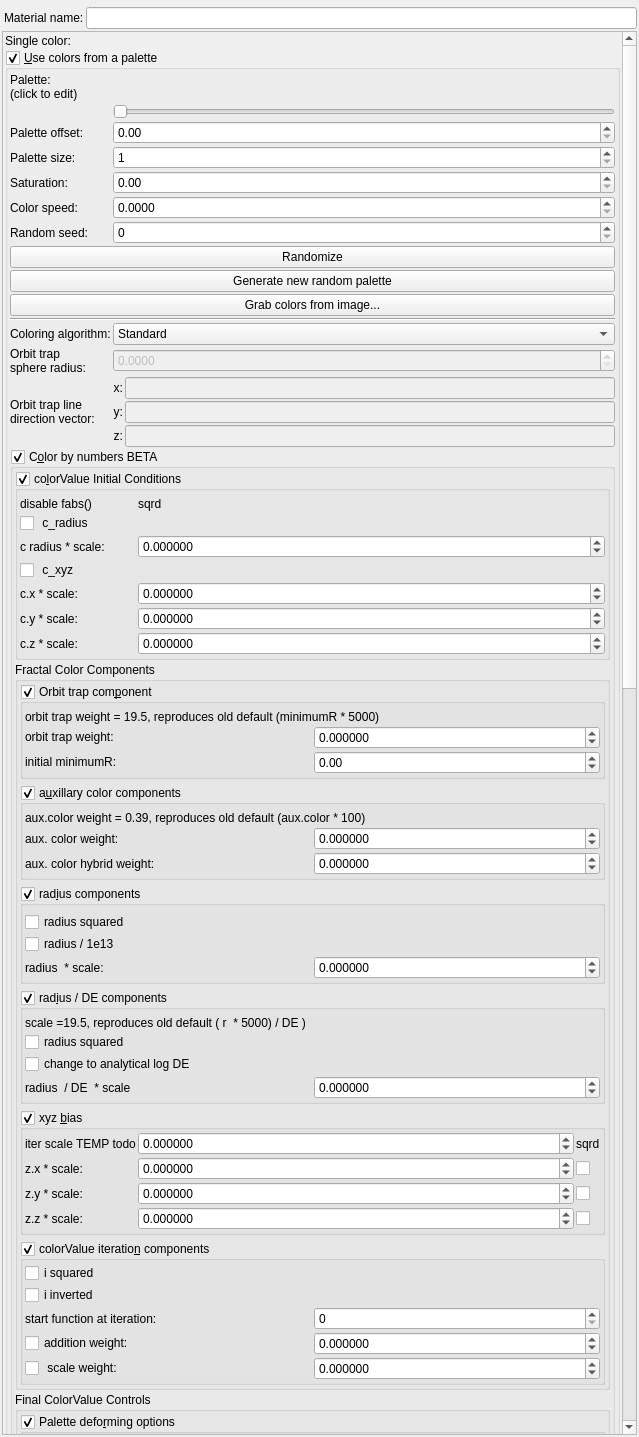
This is mandelbulber2/qt/material_editor.ui in buddhi1980/mandelbulber2 as Qt 5 draws it before an edit. The edited form follows.
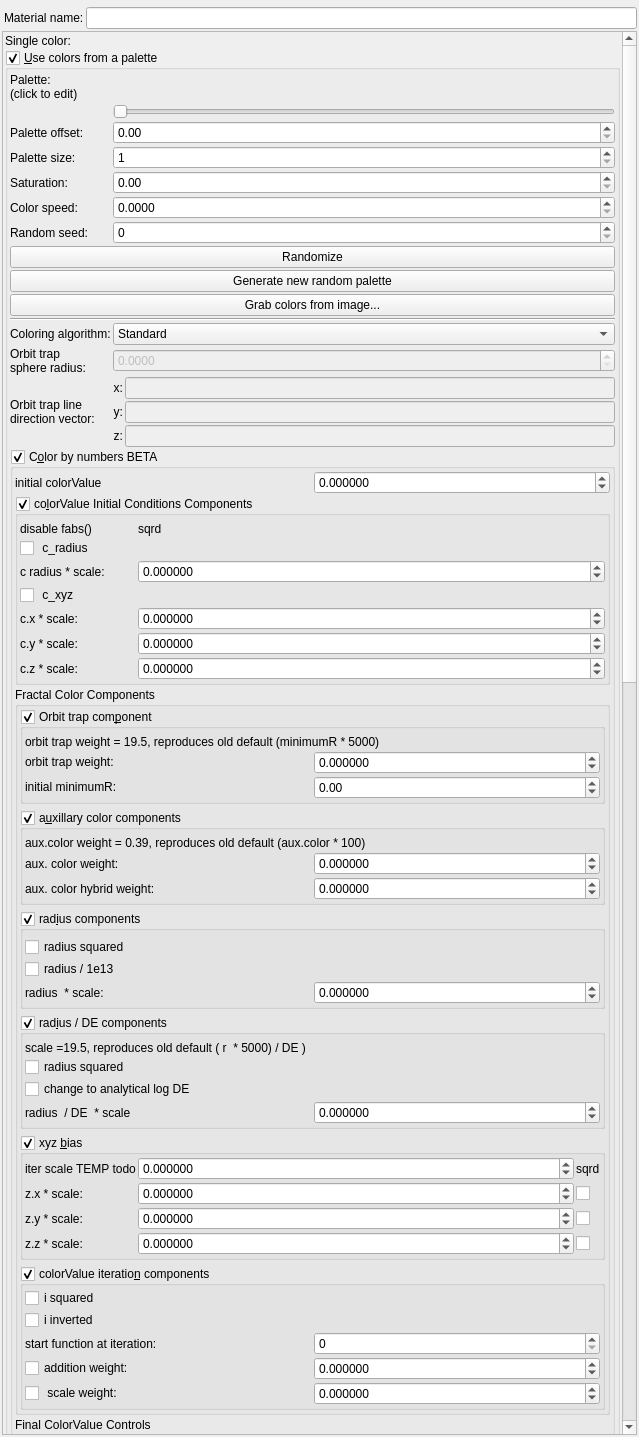
This is the edited form. Icons and pictures are not drawn. Custom widgets are drawn as their Qt base class.

```diff
--- a/mandelbulber2/qt/material_editor.ui
+++ b/mandelbulber2/qt/material_editor.ui
@@ -81,9 +81,9 @@
       <property name="geometry">
        <rect>
         <x>0</x>
-        <y>-1020</y>
+        <y>-382</y>
         <width>619</width>
-        <height>3441</height>
+        <height>3471</height>
        </rect>
       </property>
       <layout class="QVBoxLayout" name="verticalLayout_2">
@@ -635,7 +635,7 @@
             <property name="checkable">
              <bool>true</bool>
             </property>
-            <layout class="QVBoxLayout" name="verticalLayout_29" stretch="0,0,0">
+            <layout class="QVBoxLayout" name="verticalLayout_29" stretch="0,0,0,0">
              <property name="spacing">
               <number>2</number>
              </property>
@@ -651,13 +651,52 @@
              <property name="bottomMargin">
               <number>2</number>
              </property>
+             <item>
+              <layout class="QGridLayout" name="gridLayout">
+               <item row="0" column="1">
+                <widget class="MyDoubleSpinBox" name="spinbox_fractal_coloring_initial_color_value">
+                 <property name="sizePolicy">
+                  <sizepolicy hsizetype="Minimum" vsizetype="Maximum">
+                   <horstretch>0</horstretch>
+                   <verstretch>0</verstretch>
+                  </sizepolicy>
+                 </property>
+                 <property name="prefix">
+                  <string/>
+                 </property>
+                 <property name="suffix">
+                  <string/>
+                 </property>
+                 <property name="decimals">
+                  <number>6</number>
+                 </property>
+                 <property name="minimum">
+                  <double>-9999.999900000000707</double>
+                 </property>
+                 <property name="maximum">
+                  <double>9999.999900000000707</double>
+                 </property>
+                 <property name="singleStep">
+                  <double>0.100000000000000</double>
+                 </property>
+                </widget>
+               </item>
+               <item row="0" column="0">
+                <widget class="QLabel" name="label_60">
+                 <property name="text">
+                  <string>initial colorValue</string>
+                 </property>
+                </widget>
+               </item>
+              </layout>
+             </item>
              <item>
               <widget class="MyGroupBox" name="groupCheck_fractal_coloring_init_cond_enabled_false">
                <property name="toolTip">
                 <string>&lt;html&gt;&lt;head/&gt;&lt;body&gt;&lt;p&gt;&amp;quot;c&amp;quot; (aux.c) is the original coordinates of the point being iterated. These &amp;quot;c&amp;quot; functions, color the point domain before the fractal is iterated, e.g. assigning an Initial ColorValue (default,  all = 0.0.)&lt;/p&gt;&lt;/body&gt;&lt;/html&gt;</string>
                </property>
                <property name="title">
-                <string>co&amp;lorValue Initial Conditions</string>
+                <string>co&amp;lorValue Initial Conditions Components</string>
                </property>
                <property name="checkable">
                 <bool>true</bool>
```
Left out of the diff: 218 changed lines with no effect on the pictures.
